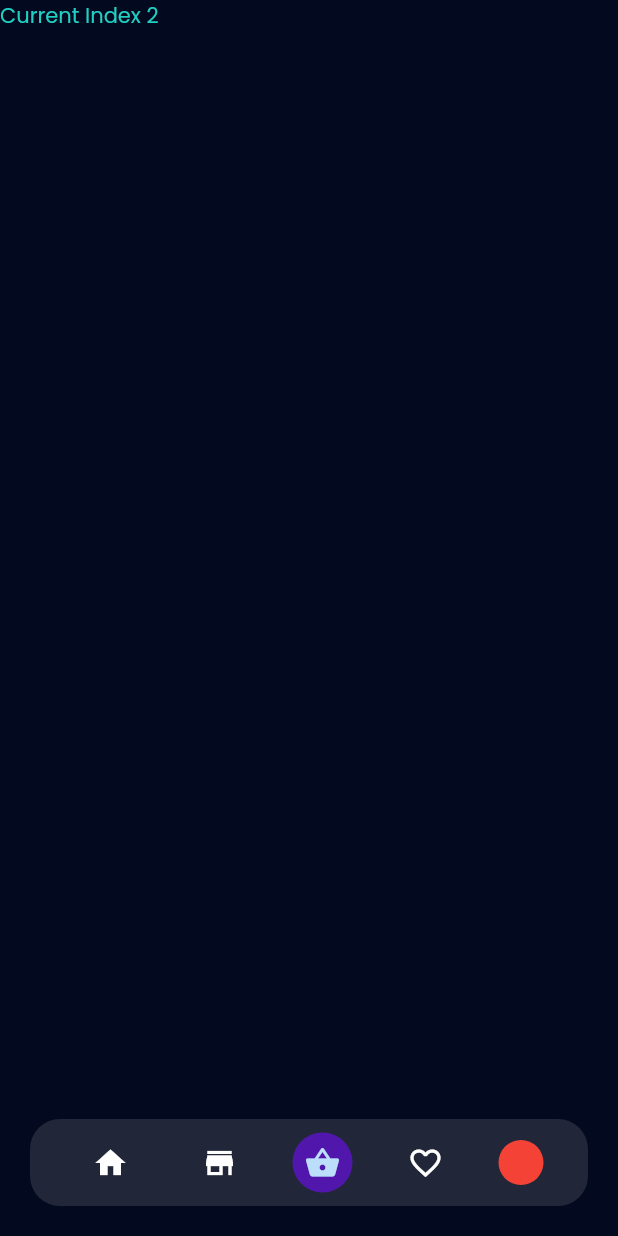
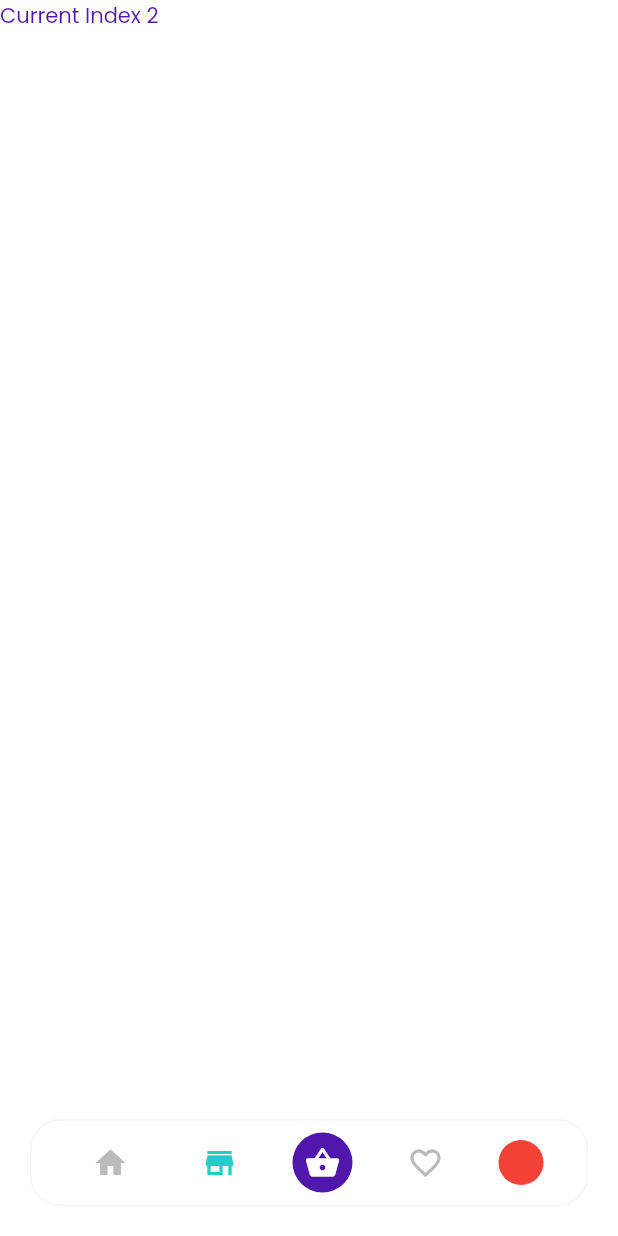
Before and after one commit to xElGrego/proyecto_deliviery_app, a Flutter app: the screen it shows after launch, after a tap on "Login", after a tap on the "store" icon, on a phone screen of 412 x 824 dp. Run offline on Flutter 3.47's test engine with Material 2 defaults, Android fonts, the phone set to English and light mode, and no system bars; our stand-ins replace google_fonts.

Commit message:
Añadiendo assets y productos

```diff
--- a/lib/main.dart
+++ b/lib/main.dart
@@ -14,7 +14,7 @@ class MyApp extends StatelessWidget {
   Widget build(BuildContext context) {
     return MaterialApp(
       debugShowCheckedModeBanner: false,
-      theme: dartkTheme,
+      theme: ligthTheme,
       home: LoginScreen(),
     );
   }
--- a/lib/presentantion/home/delivery_bottonNavigationBar.dart
+++ b/lib/presentantion/home/delivery_bottonNavigationBar.dart
@@ -17,6 +17,9 @@ class DeliveryBottonNavigationBar extends StatelessWidget {
         decoration: BoxDecoration(
           borderRadius: BorderRadius.circular(20),
           color: Theme.of(context).canvasColor,
+          border: Border.all(
+            color: Theme.of(context).bottomAppBarColor
+          )
         ),
         child: Padding(
           padding: const EdgeInsets.all(5),
@@ -27,12 +30,14 @@ class DeliveryBottonNavigationBar extends StatelessWidget {
                 child: IconButton(
                   icon: Icon(Icons.home),
                   onPressed: () => onIndexSelect(0),
+                  color: index == 0 ? DeliveryColors.green : DeliveryColors.ligthGrey,
                 ),
               ),
               Material(
                 child: IconButton(
                   icon: Icon(Icons.store),
                   onPressed: () => onIndexSelect(1),
+                  color: index == 1 ? DeliveryColors.green : DeliveryColors.ligthGrey,
                 ),
               ),
               Material(
@@ -41,6 +46,7 @@ class DeliveryBottonNavigationBar extends StatelessWidget {
                   child: IconButton(
                     icon: Icon(Icons.shopping_basket),
                     onPressed: () => onIndexSelect(2),
+                    color: index == 2 ? DeliveryColors.green : DeliveryColors.white,
                   ),
                 ),
               ),
@@ -48,6 +54,7 @@ class DeliveryBottonNavigationBar extends StatelessWidget {
                 child: IconButton(
                   icon: Icon(Icons.favorite_border),
                   onPressed: () => onIndexSelect(3),
+                  color: index == 3 ? DeliveryColors.green : DeliveryColors.ligthGrey,
                 ),
               ),
               InkWell(
--- a/lib/presentantion/home/home_scren.dart
+++ b/lib/presentantion/home/home_scren.dart
@@ -1,5 +1,6 @@
 import 'package:flutter/material.dart';
 import 'package:proyecto_deliviery_app/presentantion/home/delivery_bottonNavigationBar.dart';
+import 'package:proyecto_deliviery_app/presentantion/home/products/products_screen.dart';
 
 class HomePage extends StatefulWidget {
   @override
@@ -18,7 +19,7 @@ class _HomePageState extends State<HomePage> {
             child: IndexedStack(
               index: currentindex,
               children: [
-                Text("Current Index 1 "),
+                ProductosScreen(),
                 Text("Current Index 2 "),
                 Text("Current Index 3 "),
                 Text("Current Index 4 "),
--- /dev/null
+++ b/lib/presentantion/home/products/products_screen.dart
@@ -0,0 +1,48 @@
+import 'package:flutter/material.dart';
+import 'package:proyecto_deliviery_app/data/in_memory_products.dart';
+import 'package:proyecto_deliviery_app/domain/products/product_model.dart';
+
+class ProductosScreen extends StatelessWidget {
+  const ProductosScreen({Key key}) : super(key: key);
+
+  @override
+  Widget build(BuildContext context) {
+    return Scaffold(
+      appBar: AppBar(
+        title: Text("Home"),
+      ),
+      body: GridView.builder(
+        gridDelegate: SliverGridDelegateWithFixedCrossAxisCount(
+          crossAxisCount: 2,
+        ),
+        itemCount: products.length,
+        itemBuilder: (context,index){
+          final product = products[index];
+          return ItemProduct(product:product);
+        },
+      ),
+    );
+  }
+}
+
+
+class ItemProduct extends StatelessWidget {
+  final Product product ;
+
+  const ItemProduct({Key key, this.product}) : super(key: key);
+  @override
+  Widget build(BuildContext context) {
+    return Card(
+      elevation: 8,
+      child: Padding(
+        padding: const EdgeInsets.all(8.0),
+        child: Column(children: [
+          Image.asset(product.image),
+          Text(product.name),
+          Text(product.description),
+          Text("\$${product.price}"),
+        ],),
+      ),
+    );
+  }
+}
--- a/lib/presentantion/theme.dart
+++ b/lib/presentantion/theme.dart
@@ -31,11 +31,19 @@ final _boderDark = OutlineInputBorder(
 );
 
 //Asigno el color por medio del displayColor y apply
- final ligthTheme = ThemeData(
+final ligthTheme = ThemeData(
   canvasColor: DeliveryColors.white,
   accentColor: DeliveryColors.purple,
+  bottomAppBarColor: DeliveryColors.veryLigthGrey,
   appBarTheme: AppBarTheme(
-    color: DeliveryColors.white
+    color: DeliveryColors.white,
+    textTheme: GoogleFonts.poppinsTextTheme().copyWith(
+      headline6: TextStyle(
+        color: DeliveryColors.purple,
+        fontWeight: FontWeight.bold,
+        fontSize: 20,
+      ),
+    ),
   ),
   textTheme: GoogleFonts.poppinsTextTheme().apply(
     displayColor: DeliveryColors.purple,
@@ -44,7 +52,7 @@ final _boderDark = OutlineInputBorder(
   inputDecorationTheme: InputDecorationTheme(
     border: _boderLigth,
     enabledBorder: _boderLigth,
-    labelStyle: TextStyle(color:DeliveryColors.purple),
+    labelStyle: TextStyle(color: DeliveryColors.purple),
     focusedBorder: _boderLigth,
     contentPadding: EdgeInsets.zero,
     hintStyle: GoogleFonts.poppins(
@@ -57,15 +65,21 @@ final _boderDark = OutlineInputBorder(
   ),
 );
 
-
 final dartkTheme = ThemeData(
   canvasColor: DeliveryColors.grey,
   accentColor: DeliveryColors.white,
+  bottomAppBarColor: Colors.transparent,
   appBarTheme: AppBarTheme(
-    color: DeliveryColors.purple
+    color: DeliveryColors.purple,
+    textTheme: GoogleFonts.poppinsTextTheme().copyWith(
+      headline6: TextStyle(
+        color: DeliveryColors.white,
+        fontWeight: FontWeight.bold,
+          fontSize: 20,
+      ),
+    ),
   ),
   scaffoldBackgroundColor: DeliveryColors.dark,
-
   textTheme: GoogleFonts.poppinsTextTheme().apply(
     displayColor: DeliveryColors.green,
     bodyColor: DeliveryColors.green,
```
Also changed, not shown: lib/data/in_memory_products.dart (added, +40 -0 lines), lib/domain/products/product_model.dart (added, +14 -0 lines), assets/imagenes/bebidas.png (added), assets/imagenes/carne.jpg (added), assets/imagenes/cebolla.jpg (added), assets/imagenes/hamburguesa1.png (added), assets/imagenes/hamburguesa2.png (added), assets/imagenes/hamburguesa3.jpg (added), assets/imagenes/lechuga.jpg (added), assets/imagenes/pan1.jpg (added), assets/imagenes/pizza.png (added).
